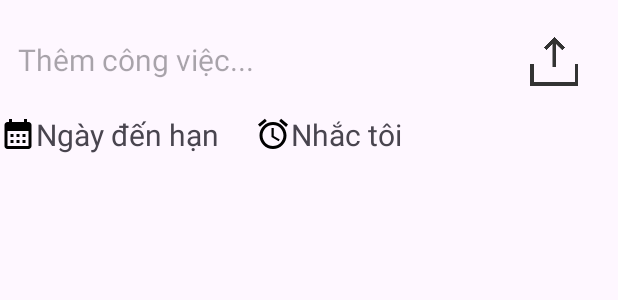
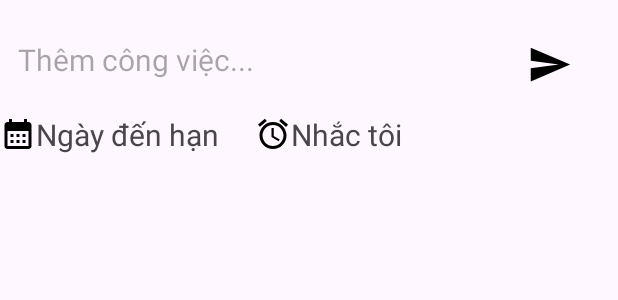
Before and after one commit to Khang-To/task-manager-app, an Android app: the layout them_tac_vu.xml on its own in the app's theme, with its tools: preview values and no code run, on a phone screen of 412 x 824 dp. Shown: the top 300 px of the screen. Run offline under Robolectric (Android 15) with nearby library versions, the phone set to English and light mode, and no system bars.

Commit message:
them giao dien tac vu va load

```diff
--- a/app/src/main/AndroidManifest.xml
+++ b/app/src/main/AndroidManifest.xml
@@ -15,6 +15,11 @@
         <activity
             android:name=".ActivityTacVu"
             android:exported="true" >
+            <intent-filter>
+                <action android:name="android.intent.action.MAIN" />
+
+                <category android:name="android.intent.category.LAUNCHER" />
+            </intent-filter>
         </activity>
 
         <activity
@@ -27,11 +32,7 @@
         <activity
             android:name=".MainActivity"
             android:exported="true">
-            <intent-filter>
-                <action android:name="android.intent.action.MAIN" />
 
-                <category android:name="android.intent.category.LAUNCHER" />
-            </intent-filter>
         </activity>
     </application>
 
--- /dev/null
+++ b/app/src/main/res/drawable/baseline_save.xml
@@ -0,0 +1,5 @@
+<vector xmlns:android="http://schemas.android.com/apk/res/android" android:autoMirrored="true" android:height="30dp" android:tint="#000000" android:viewportHeight="24" android:viewportWidth="24" android:width="30dp">
+
+    <path android:fillColor="@android:color/white" android:pathData="M2.01,21L23,12 2.01,3 2,10l15,2 -15,2z"/>
+
+</vector>
--- a/app/src/main/res/layout/them_tac_vu.xml
+++ b/app/src/main/res/layout/them_tac_vu.xml
@@ -20,17 +20,6 @@
         app:layout_constraintHorizontal_bias="0.13"
         app:layout_constraintStart_toStartOf="parent"
         app:layout_constraintTop_toTopOf="parent" />
-
-    <ImageView
-        android:id="@+id/btnThemTacVu"
-        android:layout_width="39dp"
-        android:layout_height="40dp"
-        android:layout_marginTop="20dp"
-        android:layout_marginEnd="24dp"
-        android:contentDescription="Lưu"
-        app:layout_constraintEnd_toEndOf="parent"
-        app:layout_constraintTop_toTopOf="parent"
-        app:srcCompat="@drawable/export_icon" />
 
     <TextView
         android:id="@+id/datNgayHan"
@@ -61,5 +50,18 @@
         app:layout_constraintVertical_bias="0.0"
         android:paddingBottom="10sp"/>
 
+    <ImageButton
+        android:id="@+id/btnLuu"
+        android:layout_width="65dp"
+        android:layout_height="62dp"
+        android:layout_marginTop="12dp"
+        android:background="@android:color/transparent"
+        android:contentDescription="Nút lưu"
+        android:src="@drawable/baseline_save"
+        app:layout_constraintEnd_toEndOf="parent"
+        app:layout_constraintHorizontal_bias="0.0"
+        app:layout_constraintStart_toEndOf="@+id/editText"
+        app:layout_constraintTop_toTopOf="parent" />
+
 
 </androidx.constraintlayout.widget.ConstraintLayout>
```
